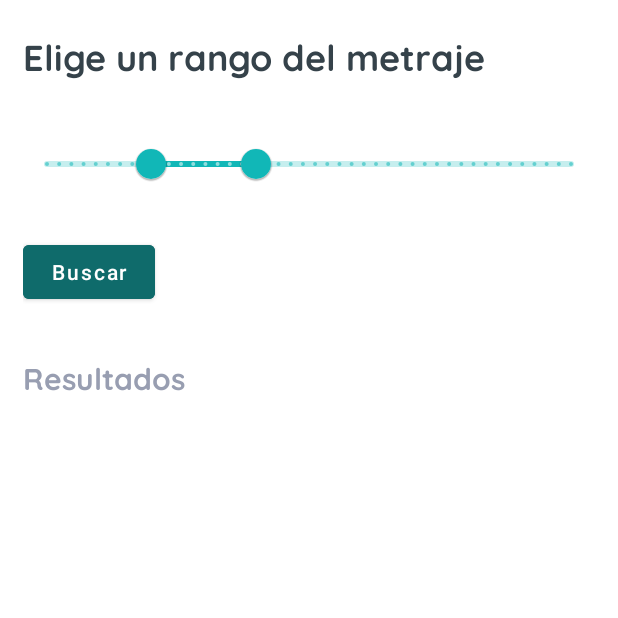
After one commit to IntroCompuMovil202230/Agrari, an Android app: the SearchByMetrajeActivity screen opened directly, with no data from a screen before it, on a phone screen of 412 x 824 dp, the top half of it. The commit adds this screen. Run offline under Robolectric (Android 15) with nearby library versions, the phone set to English and light mode, and no system bars; Roboto replaces fonts that are not available here.

Commit message:
Se agregó la barra de navagación inferior, la pantalla de busqueda por ubicacion y por metraje

```diff
--- a/app/src/main/AndroidManifest.xml
+++ b/app/src/main/AndroidManifest.xml
@@ -14,7 +14,13 @@
         android:theme="@style/Theme.Agrari"
         tools:targetApi="31">
         <activity
+            android:name=".SearchByMetrajeActivity"
+            android:exported="false" />
+        <activity
             android:name=".HomeActivity"
+            android:exported="false" />
+        <activity
+            android:name=".SearchByLocationActivity"
             android:exported="false" />
         <activity
             android:name=".AboutUserInfoActivity"
--- /dev/null
+++ b/app/src/main/java/com/example/agrari/SearchByMetrajeActivity.kt
@@ -0,0 +1,16 @@
+package com.example.agrari
+
+import androidx.appcompat.app.AppCompatActivity
+import android.os.Bundle
+import com.google.android.material.slider.RangeSlider
+
+class SearchByMetrajeActivity : AppCompatActivity() {
+
+    lateinit var metrajeRange: RangeSlider
+
+    override fun onCreate(savedInstanceState: Bundle?) {
+        super.onCreate(savedInstanceState)
+        setContentView(R.layout.activity_search_by_metraje)
+        metrajeRange= findViewById(R.id.metrajeRangeSlider)
+    }
+}
--- a/app/src/main/res/layout/activity_home.xml
+++ b/app/src/main/res/layout/activity_home.xml
@@ -254,6 +254,6 @@
         app:layout_constraintBottom_toBottomOf="parent"
         app:layout_constraintEnd_toEndOf="parent"
         app:layout_constraintStart_toStartOf="parent"
-        app:menu="@menu/nav_bar_menu" />
+        app:menu="@menu/comprador_nav_bar_menu" />
 
 </androidx.constraintlayout.widget.ConstraintLayout>
--- /dev/null
+++ b/app/src/main/res/layout/activity_search_by_metraje.xml
@@ -0,0 +1,71 @@
+<?xml version="1.0" encoding="utf-8"?>
+<androidx.constraintlayout.widget.ConstraintLayout xmlns:android="http://schemas.android.com/apk/res/android"
+    xmlns:app="http://schemas.android.com/apk/res-auto"
+    xmlns:tools="http://schemas.android.com/tools"
+    android:layout_width="match_parent"
+    android:layout_height="match_parent"
+    android:paddingLeft="15dp"
+    android:paddingRight="15dp"
+    android:background="#FFFFFF"
+    android:paddingTop="20dp"
+    tools:context=".SearchByMetrajeActivity">
+
+    <com.google.android.material.slider.RangeSlider
+        android:id="@+id/metrajeRangeSlider"
+        android:theme="@style/Widget.App.Slider"
+        android:layout_width="wrap_content"
+        android:layout_height="wrap_content"
+        android:layout_marginTop="32dp"
+        android:background="@color/white"
+        android:backgroundTint="#FFFFFF"
+        android:stepSize="1000.0"
+        android:valueFrom="0.0"
+        android:valueTo="100000.0"
+        app:layout_constraintEnd_toEndOf="parent"
+        app:layout_constraintStart_toStartOf="parent"
+        app:layout_constraintTop_toBottomOf="@+id/textView23"
+        app:values="@array/initial_metranjes_range"
+        tools:ignore="SpeakableTextPresentCheck" />
+
+    <TextView
+        android:id="@+id/textView23"
+        android:layout_width="wrap_content"
+        android:layout_height="wrap_content"
+        android:fontFamily="@font/quicksand_bold"
+        android:text="@string/ChooseMentrajeRangeText"
+        android:textColor="@color/MainGray"
+        android:textSize="24sp"
+        app:layout_constraintEnd_toEndOf="parent"
+        app:layout_constraintHorizontal_bias="0.0"
+        app:layout_constraintStart_toStartOf="parent"
+        app:layout_constraintTop_toTopOf="parent" />
+
+    <Button
+        android:id="@+id/button4"
+        android:layout_width="wrap_content"
+        android:layout_height="wrap_content"
+        android:layout_marginTop="24dp"
+        android:backgroundTint="@color/DarkGreen"
+        android:text="@string/SearchButtonText"
+        android:textAllCaps="false"
+        android:textColor="@color/white"
+        app:layout_constraintEnd_toEndOf="parent"
+        app:layout_constraintHorizontal_bias="0.0"
+        app:layout_constraintStart_toStartOf="parent"
+        app:layout_constraintTop_toBottomOf="@+id/metrajeRangeSlider" />
+
+    <TextView
+        android:id="@+id/textView24"
+        android:layout_width="wrap_content"
+        android:layout_height="wrap_content"
+        android:layout_marginTop="32dp"
+        android:fontFamily="@font/quicksand_bold"
+        android:text="@string/ResultsText"
+        android:textColor="@color/LightGray"
+        android:textSize="20sp"
+        app:layout_constraintEnd_toEndOf="parent"
+        app:layout_constraintHorizontal_bias="0.0"
+        app:layout_constraintStart_toStartOf="parent"
+        app:layout_constraintTop_toBottomOf="@+id/button4" />
+
+</androidx.constraintlayout.widget.ConstraintLayout>
--- /dev/null
+++ b/app/src/main/res/values/arrays.xml
@@ -0,0 +1,7 @@
+<?xml version="1.0" encoding="utf-8"?>
+<resources>
+    <array name="initial_metranjes_range">
+        <item>20000</item>
+        <item>40000</item>
+    </array>
+</resources>
--- a/app/src/main/res/values/strings.xml
+++ b/app/src/main/res/values/strings.xml
@@ -31,4 +31,8 @@
     <string name="porMetraje">Por metraje</string>
     <string name="busqAvanzada">Búsqueda avanzada</string>
     <string name="categoriesText">Categorías</string>
+    <string name="ChooseLocationText">Elige una ubicación</string>
+    <string name="SearchButtonText">Buscar</string>
+    <string name="ResultsText">Resultados</string>
+    <string name="ChooseMentrajeRangeText">Elige un rango del metraje</string>
 </resources>
--- /dev/null
+++ b/app/src/main/res/values/styles.xml
@@ -0,0 +1,13 @@
+<?xml version="1.0" encoding="utf-8"?>
+<resources>
+
+    <style name="Widget.App.Slider" parent="Widget.MaterialComponents.Slider">
+        <item name="materialThemeOverlay">@style/ThemeOverlay.App.Slider</item>
+    </style>
+
+    <style name="ThemeOverlay.App.Slider" parent="">
+        <item name="colorPrimary">@color/LightGreen</item>
+        <item name="colorOnPrimary">@color/white</item>
+    </style>
+
+</resources>
```
Also changed, not shown: app/src/main/java/com/example/agrari/HomeActivity.java (deleted, +0 -14 lines), app/src/main/java/com/example/agrari/HomeActivity.kt (added, +27 -0 lines), app/src/main/java/com/example/agrari/SearchByLocationActivity.kt (added, +11 -0 lines), app/src/main/res/layout/activity_search_by_location.xml (added, +74 -0 lines), app/src/main/res/menu/comprador_nav_bar_menu.xml (renamed from app/src/main/res/menu/nav_bar_menu.xml).
